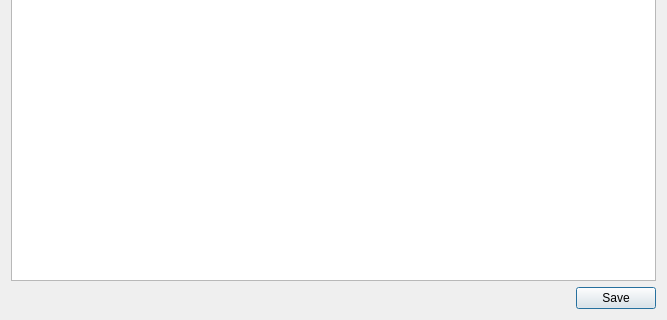
First picture: the form in src/dialogs/preferences/InitializationFileEditor.ui, repository rizinorg/cutter, before the edit; both pictures show x 0 to 667 and y 166 to 486 of the 667 by 486 pixel window.
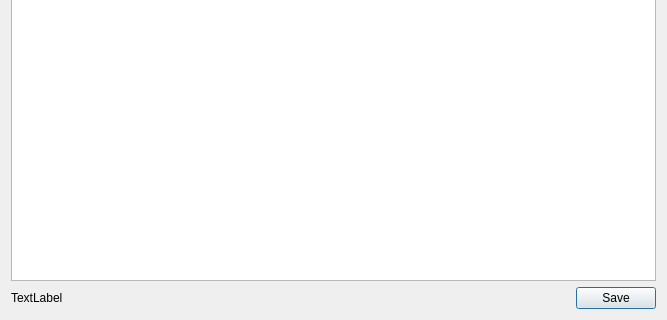
Second picture: the form after the edit.

```diff
--- a/src/dialogs/preferences/InitializationFileEditor.ui
+++ b/src/dialogs/preferences/InitializationFileEditor.ui
@@ -13,12 +13,25 @@
   <property name="windowTitle">
    <string>Graph</string>
   </property>
-  <layout class="QVBoxLayout" name="verticalLayout_3">
-   <item>
+  <layout class="QGridLayout" name="gridLayout">
+   <item row="0" column="0" colspan="2">
     <widget class="QPlainTextEdit" name="ConfigFileEdit"/>
    </item>
-   <item>
+   <item row="1" column="0">
+    <widget class="QLabel" name="cutterRCLoaded">
+     <property name="text">
+      <string>TextLabel</string>
+     </property>
+    </widget>
+   </item>
+   <item row="1" column="1">
     <widget class="QDialogButtonBox" name="saveRC">
+     <property name="maximumSize">
+      <size>
+       <width>649</width>
+       <height>16777215</height>
+      </size>
+     </property>
      <property name="standardButtons">
       <set>QDialogButtonBox::Save</set>
      </property>
```
Left out of the diff: 2 changed lines with no effect on the pictures.
